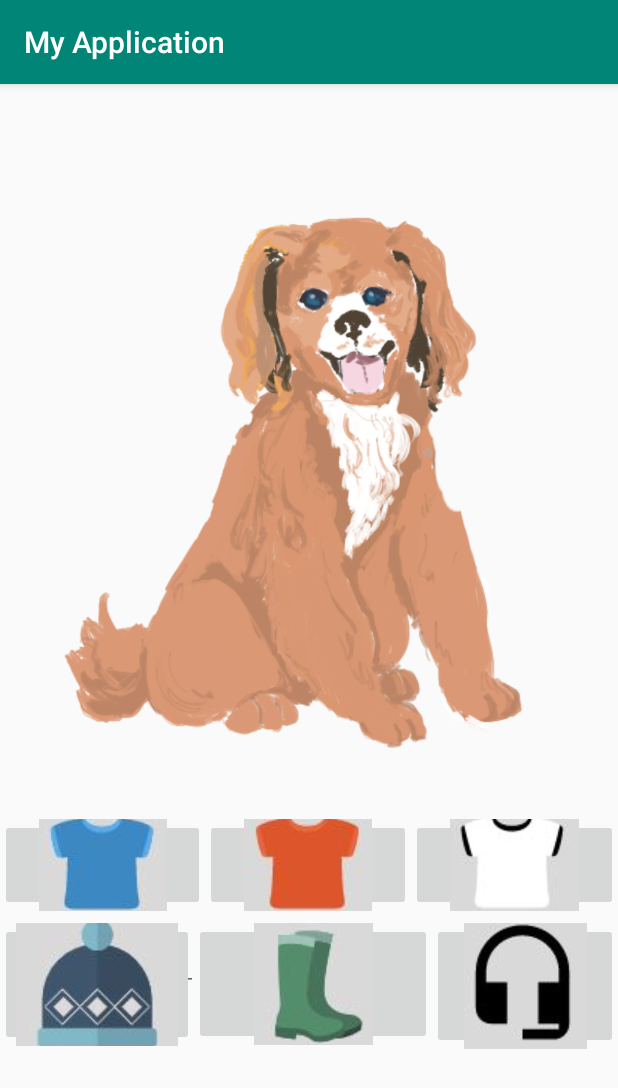
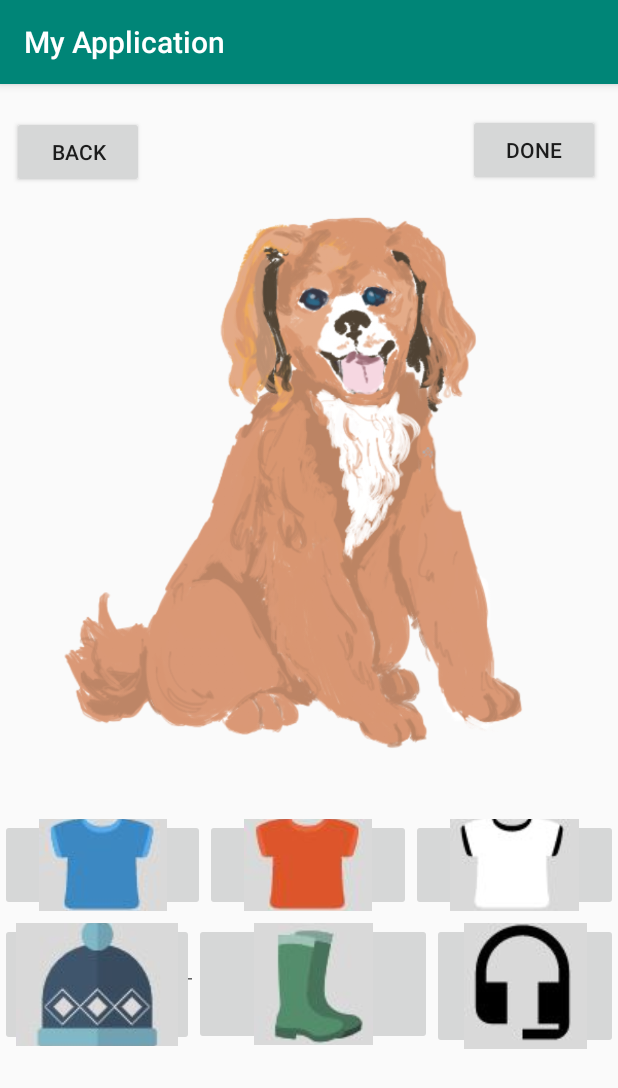
Before and after one commit to mariecf2/final_project, an Android app: the screen it shows after launch (MainActivity), after a tap on "START", on a phone screen of 412 x 824 dp. Shown: the top 1088 px of the screen. Run offline under Robolectric (Android 15) with nearby library versions, the phone set to English and light mode, and no system bars.

Commit message:
we have resorted to baby talking the code

```diff
--- a/app/src/main/java/com/example/myapplication/MainActivity.java
+++ b/app/src/main/java/com/example/myapplication/MainActivity.java
@@ -2,6 +2,7 @@ package com.example.myapplication;
 
 import androidx.appcompat.app.AppCompatActivity;
 
+import android.graphics.Bitmap;
 import android.os.Bundle;
 import android.os.Environment;
 import android.view.View;
@@ -211,8 +212,12 @@ public class MainActivity extends AppCompatActivity {
         photosButton.setOnClickListener(unused -> {
             System.out.println("photos button clicked");
         });
+
     }
 
+    protected static Bitmap getScreenShot(View view) {
 
 
+    }
+
 }
--- a/app/src/main/res/layout/activity_main.xml
+++ b/app/src/main/res/layout/activity_main.xml
@@ -25,30 +25,42 @@
                     android:id="@+id/donezoButton"
                     android:layout_width="wrap_content"
                     android:layout_height="wrap_content"
-                    android:layout_marginStart="300dp"
-                    android:layout_marginLeft="300dp"
+                    android:layout_marginStart="166dp"
+                    android:layout_marginLeft="166dp"
                     android:layout_marginTop="20dp"
+                    android:layout_marginEnd="28dp"
+                    android:layout_marginRight="28dp"
+                    android:layout_marginBottom="422dp"
                     android:text="Done"
-                    app:layout_constraintBottom_toTopOf="@+id/dog"
-                    app:layout_constraintEnd_toStartOf="@+id/dog"
-                    app:layout_constraintHorizontal_bias="0.06"
-                    app:layout_constraintStart_toStartOf="parent"
+                    app:layout_constraintBottom_toBottomOf="parent"
+                    app:layout_constraintEnd_toEndOf="parent"
+                    app:layout_constraintStart_toEndOf="@+id/startzoButton"
                     app:layout_constraintTop_toTopOf="parent"
-                    app:layout_constraintVertical_bias="0.0" />
+                    app:layout_constraintVertical_bias="0.53" />
 
                 <Button
                     android:id="@+id/startzoButton"
                     android:layout_width="wrap_content"
                     android:layout_height="wrap_content"
-                    android:layout_marginStart="125dp"
-                    android:layout_marginLeft="125dp"
-                    android:layout_marginTop="44dp"
+                    android:layout_marginStart="23dp"
+                    android:layout_marginLeft="23dp"
+                    android:layout_marginTop="21dp"
+                    android:layout_marginEnd="50dp"
+                    android:layout_marginRight="50dp"
+                    android:layout_marginBottom="421dp"
                     android:text="Back"
                     android:textSize="14sp"
-                    app:layout_constraintBottom_toTopOf="@+id/mic"
-                    app:layout_constraintEnd_toStartOf="@+id/whiteShirt"
+                    app:layout_constraintBottom_toBottomOf="parent"
+                    app:layout_constraintEnd_toStartOf="@+id/donezoButton"
+                    app:layout_constraintHorizontal_bias="0.0"
                     app:layout_constraintStart_toStartOf="parent"
                     app:layout_constraintTop_toTopOf="parent" />
+            </androidx.constraintlayout.widget.ConstraintLayout>
+
+            <androidx.constraintlayout.widget.ConstraintLayout
+                android:id="@+id/ChuchuLayout"
+                android:layout_width="match_parent"
+                android:layout_height="match_parent">
 
                 <ImageView
                     android:id="@+id/dog"
```
